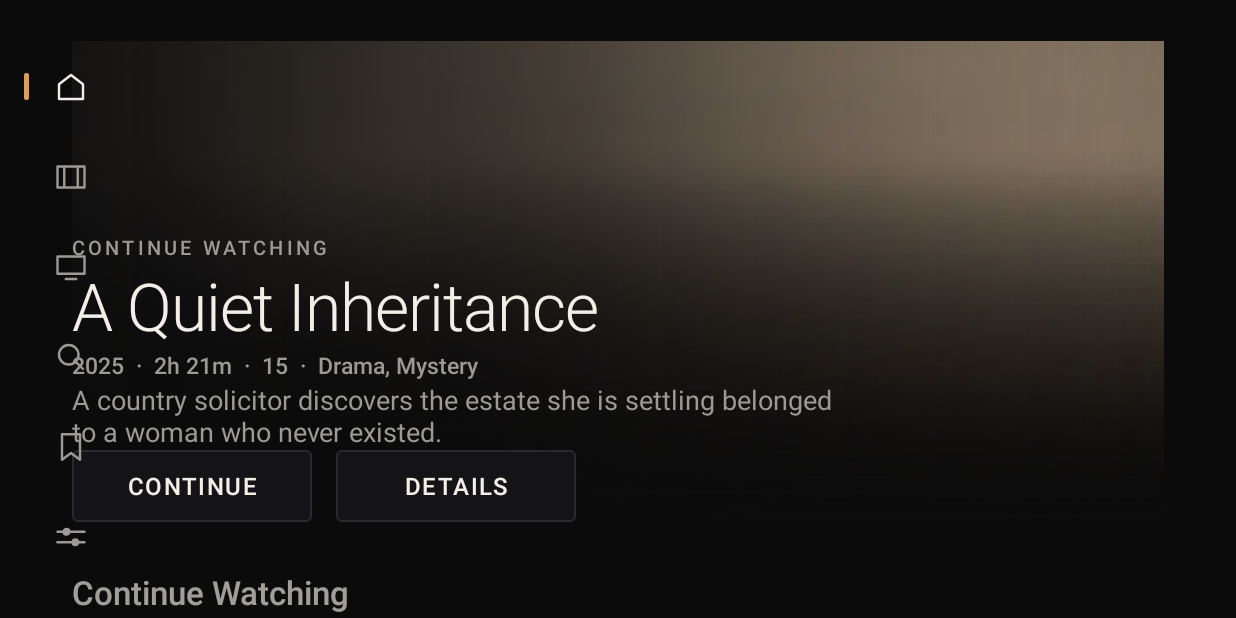
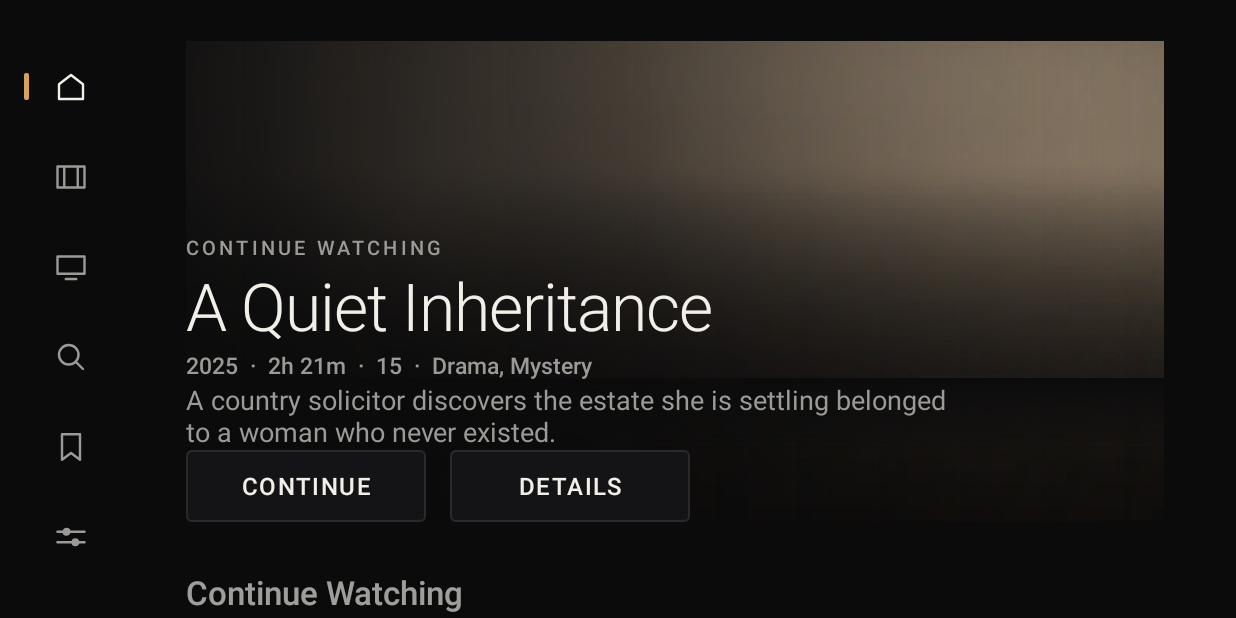
Before and after one commit to MikeC444/Mango-TV, an Android app: the screen it shows after launch (MainActivity), on a phone screen of 824 x 412 dp (held sideways). Run offline under Robolectric (Android 15) with nearby library versions, the phone set to English and light mode, and no system bars; pictures from the network do not load.

Commit message:
Fix nav rail overlap, hero focus bleed-through, and backdrop seam
Real-hardware testing surfaced regressions from the previous rail redesign
and an unresolved backdrop artifact:

- The rail was laid out at its full 232dp width even at rest, so its
  (invisible but live) bounds sat on top of the first column of posters -
  and because those bounds overlapped the content beside them rather than
  sitting cleanly to its left, the platform's own focus search wouldn't
  recognise it as reachable by pressing left. Restores a reserved 76dp
  collapsed width the content is inset by, and grows the rail to its full
  width only on the one event where it gains focus rather than reserving
  that width permanently.

- The home hero's Play/Details buttons only left the focus path once the
  hero's fade-out alpha crossed a visibility threshold, but rows begin
  drawing over the hero from the very first pixel of scroll - so a viewer
  navigating the second row could still land focus on a button hidden
  underneath it. Interactivity is now decided by whether any scrolling has
  happened at all, independent of the (still gradual) visual fade.

- The detail screen's bottom scrim was a separate view pinned to the last
  220dp of the backdrop, so its own top edge was a seam waiting to happen
  the moment it didn't exactly agree with the image beneath it. It now
  spans the backdrop's full height with a gradient that reads as flat
  through the top and only settles into the page colour near the bottom,
  removing the seam's edge entirely instead of just relocating it.

- The stream picker's "not supported" label was the same for every
  unplayable source, which reads as an app bug for what is usually just a
  torrent-only add-on (the common case for real Stremio add-ons). Torrent
  sources now say so explicitly.

Co-Authored-By: Claude Sonnet 5 <noreply@anthropic.com>
Claude-Session: https://claude.ai/code/session_01UbQoo9PSJ5yDGzm1dvViqY

```diff
--- a/app/src/main/java/tv/mango/app/ui/home/HomeFragment.kt
+++ b/app/src/main/java/tv/mango/app/ui/home/HomeFragment.kt
@@ -4,6 +4,8 @@ import android.os.Bundle
 import android.view.LayoutInflater
 import android.view.View
 import android.view.ViewGroup
+import android.view.ViewGroup.FOCUS_BEFORE_DESCENDANTS
+import android.view.ViewGroup.FOCUS_BLOCK_DESCENDANTS
 import androidx.fragment.app.Fragment
 import androidx.fragment.app.viewModels
 import androidx.lifecycle.Lifecycle
@@ -179,6 +181,15 @@ class HomeFragment : Fragment() {
             // moved away from several rows ago.
             if (visible) pendingHeroItem?.let(views.hero::show)
         }
+
+        // Reachability is stricter than the fade: the rows begin drawing over
+        // the hero from the first pixel of scroll, well before it is faint
+        // enough to cross the visibility threshold above, so its buttons must
+        // stop being reachable immediately - a viewer navigating a row should
+        // never have focus land on a Play or Details button they can no
+        // longer clearly see underneath it.
+        views.hero.descendantFocusability =
+            if (scrolledBy == 0) FOCUS_BEFORE_DESCENDANTS else FOCUS_BLOCK_DESCENDANTS
     }
 
     private fun isHeroVisible(): Boolean =
--- a/app/src/main/res/drawable/scrim_bottom.xml
+++ b/app/src/main/res/drawable/scrim_bottom.xml
@@ -2,12 +2,21 @@
 <!--
   Settles the bottom edge of large artwork into the page so it does not end on
   a hard line.
+
+  Spans the artwork's full height rather than a partial band pinned to the
+  bottom: a view whose own bounds start partway down the image is a seam
+  waiting to happen the moment its top edge and the image beneath it do not
+  agree on exactly where "transparent" starts. A gradient over the whole
+  image has no such edge - it reads as flat through the top half, held there
+  by the repeated centerColor stop, then settles into the page colour by the
+  bottom.
 -->
 <shape xmlns:android="http://schemas.android.com/apk/res/android"
     android:shape="rectangle">
     <gradient
         android:angle="90"
-        android:endColor="@color/scrim_none"
-        android:startColor="@color/surface_base"
+        android:startColor="@color/scrim_none"
+        android:centerColor="@color/scrim_none"
+        android:endColor="@color/surface_base"
         android:type="linear" />
 </shape>
--- a/app/src/main/res/layout/activity_main.xml
+++ b/app/src/main/res/layout/activity_main.xml
@@ -7,14 +7,13 @@
   screen with the base surface, and painting it again here would overdraw every
   pixel a second time on every frame.
 
-  Content is not inset for the rail at all - every screen already keeps its
-  own content clear of the edge with its safe-area padding, and the rail's
-  resting icons sit comfortably inside that same margin. Reserving rail width
-  on top of it would double the dead space along the left edge, which is what
-  made the rail read as a wide blank bar rather than a thin column of icons.
-  The rail is laid out at its full expanded width and simply draws over the
-  content when it opens, which is why opening it costs no layout pass and
-  never shifts anything.
+  Content is inset by the rail's resting (collapsed) width, so the rail's own
+  bounds never sit on top of a poster or a button underneath it. That reserved
+  strip is a thin column of icons, not a blank bar - it is what the rail looks
+  like at rest. The rail only grows past it, over the content, while it holds
+  focus: NavRail changes its own width on that one event rather than the
+  content ever moving, so opening it still costs nothing on every frame of the
+  animation.
 -->
 <FrameLayout xmlns:android="http://schemas.android.com/apk/res/android"
     android:id="@+id/root"
@@ -25,11 +24,12 @@
         android:id="@+id/content_container"
         android:layout_width="match_parent"
         android:layout_height="match_parent"
+        android:layout_marginStart="@dimen/nav_rail_collapsed"
         android:clipChildren="false" />
 
     <tv.mango.app.navigation.NavRail
         android:id="@+id/nav_rail"
-        android:layout_width="@dimen/nav_rail_expanded"
+        android:layout_width="@dimen/nav_rail_collapsed"
         android:layout_height="match_parent"
         android:layout_gravity="start" />
 
--- a/app/src/main/res/layout/fragment_detail.xml
+++ b/app/src/main/res/layout/fragment_detail.xml
@@ -58,11 +58,12 @@
 
                 <View
                     android:layout_width="0dp"
-                    android:layout_height="@dimen/detail_scrim_bottom_height"
+                    android:layout_height="0dp"
                     android:background="@drawable/scrim_bottom"
                     app:layout_constraintBottom_toBottomOf="@id/detail_backdrop"
                     app:layout_constraintEnd_toEndOf="@id/detail_backdrop"
-                    app:layout_constraintStart_toStartOf="@id/detail_backdrop" />
+                    app:layout_constraintStart_toStartOf="@id/detail_backdrop"
+                    app:layout_constraintTop_toTopOf="@id/detail_backdrop" />
 
                 <ImageView
                     android:id="@+id/detail_poster"
--- a/app/src/main/res/values/strings.xml
+++ b/app/src/main/res/values/strings.xml
@@ -101,6 +101,7 @@
     <string name="stream_picker_empty_title">No sources found</string>
     <string name="stream_picker_empty_body">None of your enabled add-ons had anything to play for this title.</string>
     <string name="stream_picker_not_supported">Not supported in this app</string>
+    <string name="stream_picker_torrent_unsupported">Torrent source · not playable here</string>
     <string name="stream_quality_unknown">Unknown quality</string>
     <string name="player_error">Couldn\'t play this source.</string>
 </resources>
```
Also changed, not shown: app/src/main/java/tv/mango/app/navigation/NavRail.kt (+15 -6 lines), app/src/main/java/tv/mango/app/ui/player/StreamAdapter.kt (+12 -0 lines), app/src/main/res/values/dimens.xml (+7 -7 lines).
